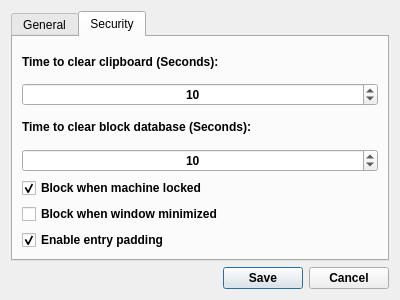
Above: Forms/DatabaseSettings.ui from AdrianoGoede/PassForge before the change. Below: the same form after it.
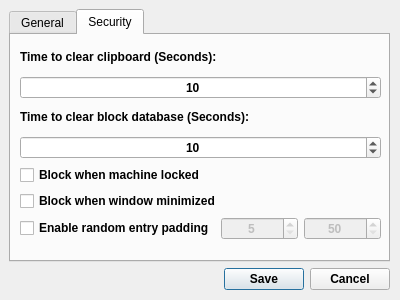
That is the form after the change. Icons and pictures are not drawn.

Commit message:
Settings structure changed
Changed structure of database settings;
Added functions for saving and fetching setting values;
Fixed bugs with encryption algorithm and basic settings;

The edit to the form file:
```diff
--- a/Forms/DatabaseSettings.ui
+++ b/Forms/DatabaseSettings.ui
@@ -25,6 +25,15 @@
   <property name="windowTitle">
    <string>Database Settings</string>
   </property>
+  <widget class="QWidget" name="layoutWidget">
+   <property name="geometry">
+    <rect>
+     <x>9</x>
+     <y>9</y>
+     <width>381</width>
+     <height>281</height>
+    </rect>
+   </property>
   <layout class="QVBoxLayout" name="verticalLayout">
    <item>
     <widget class="QTabWidget" name="TabWidget">
@@ -40,6 +49,15 @@
       <attribute name="title">
        <string>Security</string>
       </attribute>
+       <widget class="QWidget" name="layoutWidget">
+        <property name="geometry">
+         <rect>
+          <x>9</x>
+          <y>9</y>
+          <width>361</width>
+          <height>196</height>
+         </rect>
+        </property>
       <layout class="QVBoxLayout" name="verticalLayout_2">
        <item>
         <widget class="QLabel" name="TimeToClearClipboardLabel">
@@ -129,7 +147,7 @@
           <string>Block when machine locked</string>
          </property>
          <property name="checked">
-          <bool>true</bool>
+            <bool>false</bool>
          </property>
         </widget>
        </item>
@@ -146,21 +164,77 @@
         </widget>
        </item>
        <item>
+          <layout class="QHBoxLayout" name="horizontalLayout">
+           <item>
         <widget class="QCheckBox" name="EnableEntryPaddingCheckBox">
+             <property name="enabled">
+              <bool>true</bool>
+             </property>
          <property name="font">
           <font>
            <bold>true</bold>
           </font>
          </property>
          <property name="text">
-          <string>Enable entry padding</string>
+              <string>Enable random entry padding</string>
          </property>
          <property name="checked">
-          <bool>true</bool>
+              <bool>false</bool>
          </property>
         </widget>
        </item>
-      </layout>
+           <item>
+            <widget class="QSpinBox" name="RandomEntryPaddingMinSpinBox">
+             <property name="enabled">
+              <bool>false</bool>
+             </property>
+             <property name="font">
+              <font>
+               <bold>true</bold>
+              </font>
+             </property>
+             <property name="alignment">
+              <set>Qt::AlignmentFlag::AlignCenter</set>
+             </property>
+             <property name="minimum">
+              <number>5</number>
+             </property>
+             <property name="maximum">
+              <number>50</number>
+             </property>
+             <property name="value">
+              <number>5</number>
+             </property>
+            </widget>
+           </item>
+           <item>
+            <widget class="QSpinBox" name="RandomEntryPaddingMaxSpinBox">
+             <property name="enabled">
+              <bool>false</bool>
+             </property>
+             <property name="font">
+              <font>
+               <bold>true</bold>
+              </font>
+             </property>
+             <property name="alignment">
+              <set>Qt::AlignmentFlag::AlignCenter</set>
+             </property>
+             <property name="minimum">
+              <number>50</number>
+             </property>
+             <property name="maximum">
+              <number>200</number>
+             </property>
+             <property name="value">
+              <number>50</number>
+             </property>
+            </widget>
+           </item>
+          </layout>
+         </item>
+        </layout>
+       </widget>
      </widget>
     </widget>
    </item>
@@ -227,6 +301,7 @@
     </layout>
    </item>
   </layout>
+  </widget>
  </widget>
  <resources/>
  <connections/>
```
Lines whose indentation alone changed are shown as unchanged. The commit also changes 6 other files.
